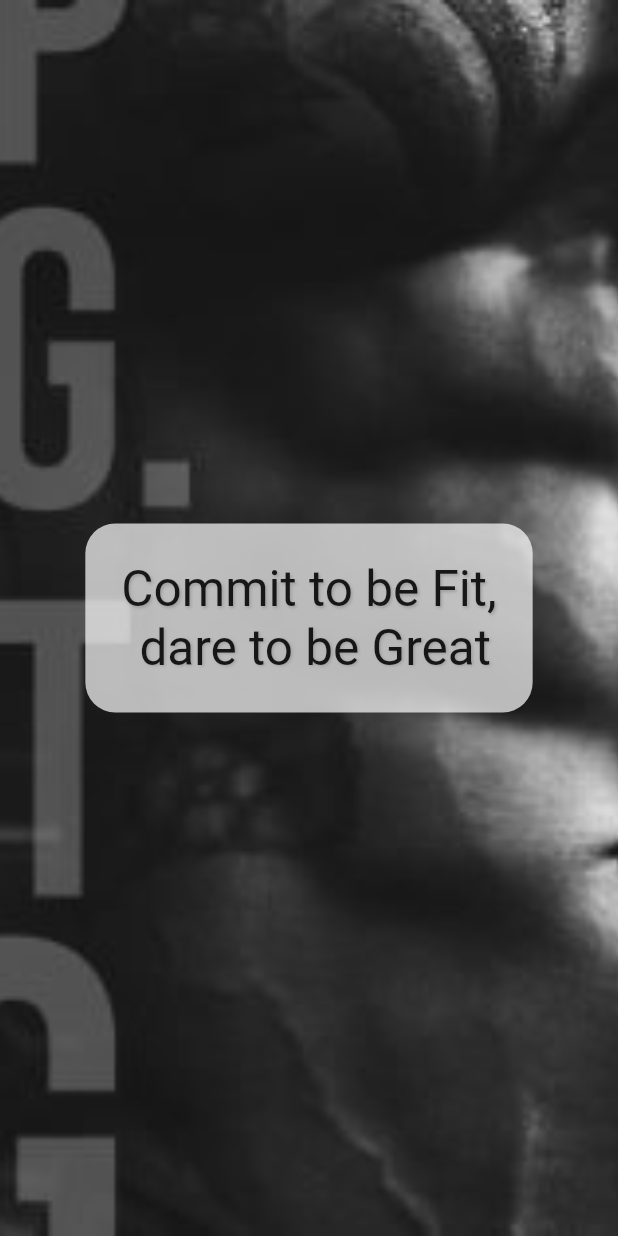
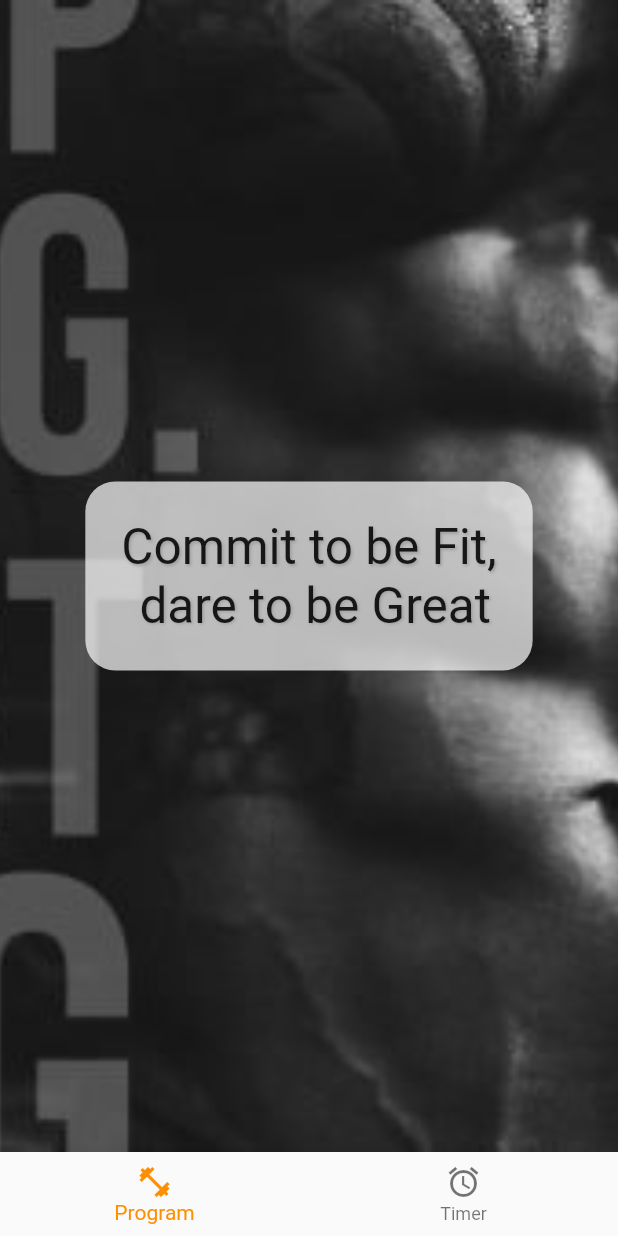
Before and after one commit to Mathitos/Get-Ripped-App, a Flutter app: the screen it shows after launch, on a phone screen of 412 x 824 dp. Run offline on Flutter 3.47's test engine with Material 2 defaults, Android fonts, the phone set to English and light mode, and no system bars.

Commit message:
add bottom navigator

```diff
--- a/lib/main.dart
+++ b/lib/main.dart
@@ -1,5 +1,5 @@
 import 'package:flutter/material.dart';
-import 'package:get_ripped/screens/intro_screen.dart';
+import 'package:get_ripped/shared/bottom_navigator.dart';
 
 void main() {
   runApp(GRippedApp());
@@ -11,6 +11,7 @@ class GRippedApp extends StatelessWidget {
   @override
   Widget build(BuildContext context) {
     return MaterialApp(
-        theme: ThemeData(primarySwatch: Colors.blueGrey), home: IntroScreen());
+        theme: ThemeData(primarySwatch: Colors.blueGrey),
+        home: BottomNavigator());
   }
 }
--- /dev/null
+++ b/lib/screens/timer_screen.dart
@@ -0,0 +1,10 @@
+import 'package:flutter/material.dart';
+
+class TimerScreen extends StatelessWidget {
+  const TimerScreen({Key? key}) : super(key: key);
+
+  @override
+  Widget build(BuildContext context) {
+    return Text('Timer Screeen');
+  }
+}
--- /dev/null
+++ b/lib/shared/bottom_navigator.dart
@@ -0,0 +1,49 @@
+import 'package:flutter/material.dart';
+
+import 'package:get_ripped/screens/intro_screen.dart';
+import 'package:get_ripped/screens/timer_screen.dart';
+
+class BottomNavigator extends StatefulWidget {
+  const BottomNavigator({Key? key}) : super(key: key);
+
+  @override
+  State<BottomNavigator> createState() => _BottomNavigatorState();
+}
+
+class _BottomNavigatorState extends State<BottomNavigator> {
+  int _selectedIndex = 0;
+  static const List<Widget> _widgetOptions = <Widget>[
+    IntroScreen(),
+    TimerScreen(),
+  ];
+
+  void _onItemTapped(int index) {
+    setState(() {
+      _selectedIndex = index;
+    });
+  }
+
+  @override
+  Widget build(BuildContext context) {
+    return Scaffold(
+      body: Center(
+        child: _widgetOptions.elementAt(_selectedIndex),
+      ),
+      bottomNavigationBar: BottomNavigationBar(
+        items: const <BottomNavigationBarItem>[
+          BottomNavigationBarItem(
+            icon: Icon(Icons.fitness_center_outlined),
+            label: 'Program',
+          ),
+          BottomNavigationBarItem(
+            icon: Icon(Icons.alarm),
+            label: 'Timer',
+          ),
+        ],
+        currentIndex: _selectedIndex,
+        selectedItemColor: Colors.amber[800],
+        onTap: _onItemTapped,
+      ),
+    );
+  }
+}
```
